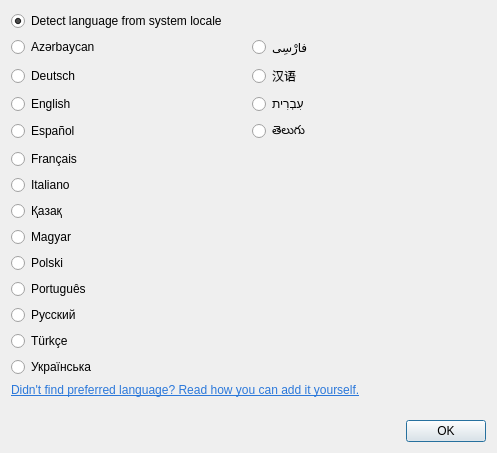
This is src/bin/scenarist-desktop/UserInterfaceLayer/Settings/LanguageDialog.ui in dimkanovikov/KITScenarist as Qt 5 draws it before an edit. The edited form follows.
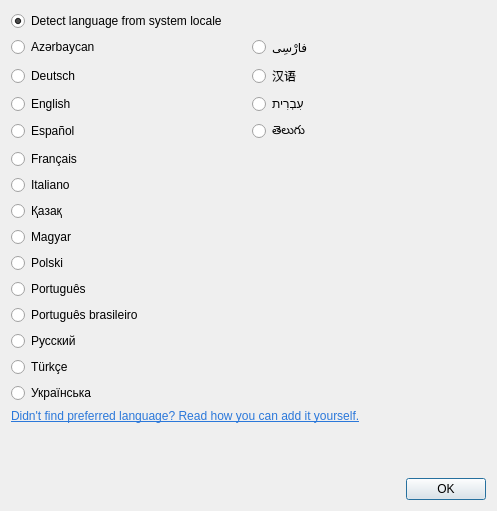
This is the edited form.

Diff of the .ui file:
```diff
--- a/src/bin/scenarist-desktop/UserInterfaceLayer/Settings/LanguageDialog.ui
+++ b/src/bin/scenarist-desktop/UserInterfaceLayer/Settings/LanguageDialog.ui
@@ -7,7 +7,7 @@
     <x>0</x>
     <y>0</y>
     <width>497</width>
-    <height>453</height>
+    <height>511</height>
    </rect>
   </property>
   <property name="minimumSize">
@@ -198,6 +198,16 @@
      </property>
     </widget>
    </item>
+   <item row="11" column="0">
+    <widget class="QRadioButton" name="portuguesBrasil">
+     <property name="text">
+      <string>Português brasileiro</string>
+     </property>
+     <property name="checked">
+      <bool>false</bool>
+     </property>
+    </widget>
+   </item>
   </layout>
  </widget>
  <tabstops>
```
